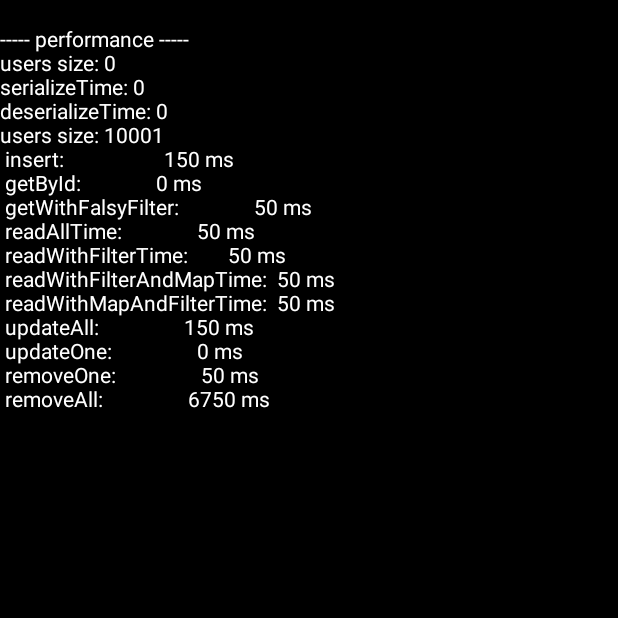
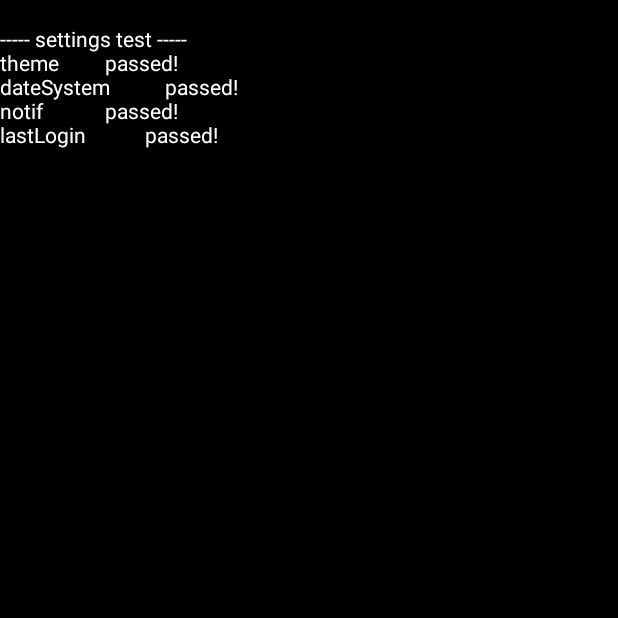
Before and after one commit to ali77gh/EasyDataAndroid, an Android app: the screen it shows after launch (TestActivity), on a phone screen of 412 x 824 dp, the top half of it. Run offline under Robolectric (Android 15) with nearby library versions, the phone set to English and light mode, and no system bars.

Commit message:
example: settings best practice added

```diff
--- /dev/null
+++ b/app/src/main/java/com/example/ali/easyrepo/Settings.kt
@@ -0,0 +1,34 @@
+package com.example.ali.easyrepo
+
+import android.content.Context
+import com.example.easyrepolib.repos.StringDAO
+
+class Settings private constructor(context: Context) {
+
+    private val repo = StringDAO(context)
+
+    var theme
+        get() = repo.load("theme","dark")
+        set(value) = repo.save("theme",value)
+
+    var notification : Boolean
+        get() = repo.load("notification","true").toBoolean()
+        set(value) = repo.save("notification",value.toString())
+
+    var lastLogin : Long
+        get() = repo.load("lastLogin","0").toLong()
+        set(value) = repo.save("lastLogin",value.toString())
+
+    enum class DateSystem{Jalali,Hijri,Gregorian}
+    var dateSystem : DateSystem
+        get() = DateSystem.valueOf(repo.load("dateSystem",DateSystem.Jalali.name))
+        set(value) = repo.save("dateSystem",value.name)
+
+    companion object{
+        var settings: Settings ?= null
+        fun get(context: Context):Settings{
+           if (settings==null) settings = Settings(context)
+           return settings!!
+        }
+    }
+}
--- a/app/src/main/java/com/example/ali/easyrepo/TestActivity.kt
+++ b/app/src/main/java/com/example/ali/easyrepo/TestActivity.kt
@@ -42,7 +42,8 @@ class TestActivity : Activity() {
 //        genericDAOTest()
 //        genericDAOTestHeavy()
 //        testSafeBox()
-        performanceTest()
+//        performanceTest()
+        testSettings()
     }
 
     private fun bitmapTest() {
@@ -302,4 +303,19 @@ class TestActivity : Activity() {
         readed = safeBox.load("password")
         test("utf8",readed=="سلام")
     }
+
+    private fun testSettings(){
+        logTitle("settings test")
+        val now = Date().time
+
+        Settings.get(this).theme = "dark"
+        Settings.get(this).dateSystem =  Settings.DateSystem.Gregorian
+        Settings.get(this).notification = true
+        Settings.get(this).lastLogin = now
+
+        test("theme",Settings.get(this).theme, "dark")
+        test("dateSystem",Settings.get(this).dateSystem, Settings.DateSystem.Gregorian)
+        test("notif",Settings.get(this).notification, true)
+        test("lastLogin",Settings.get(this).lastLogin, now)
+    }
 }
```
